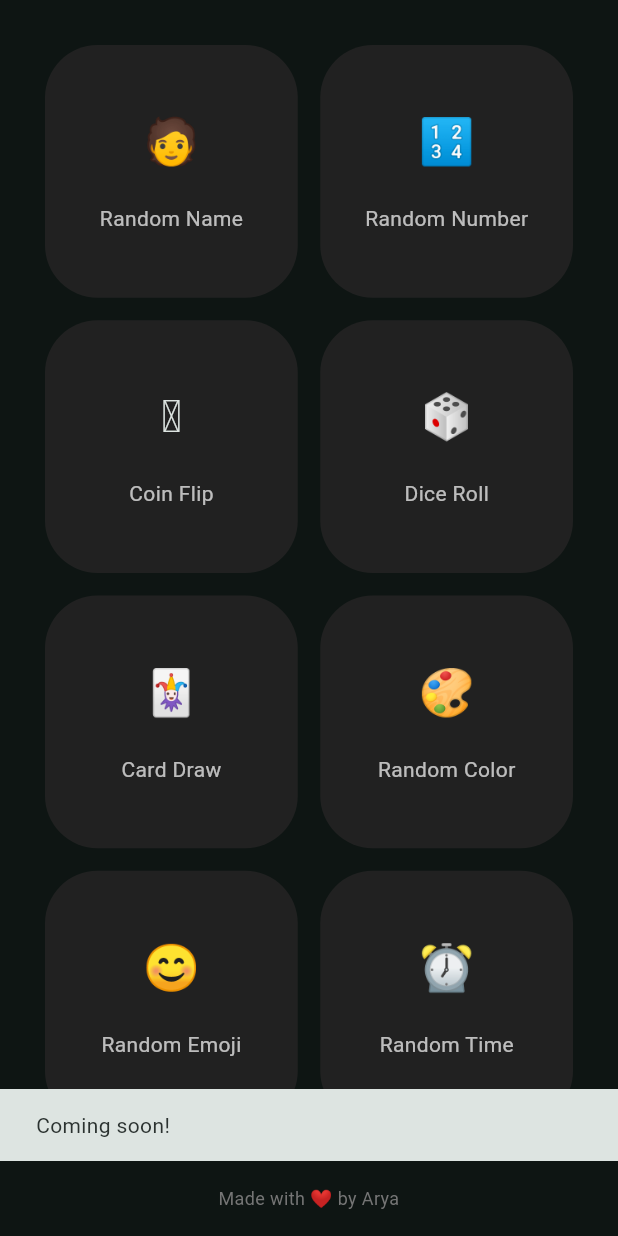
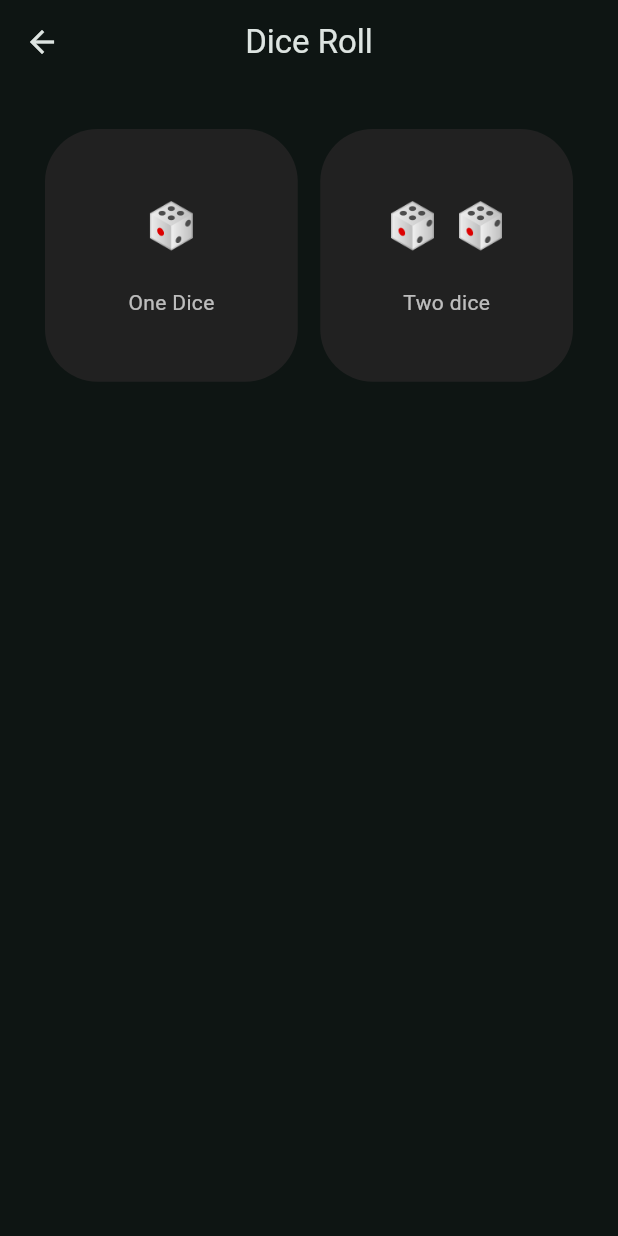
Before and after one commit to arya-sianati/Random-Picker, a Flutter app: the ItemsPage screen opened directly, after a tap on "Dice Roll", on a phone screen of 412 x 824 dp. Run offline on Flutter 3.47's test engine with Material 3 defaults, Android fonts, the phone set to English and light mode, and no system bars.

Commit message:
add dice roll

```diff
--- /dev/null
+++ b/lib/views/pages/dice roll/dice_roll_items.dart
@@ -0,0 +1,69 @@
+import 'package:flutter/material.dart';
+import 'package:random_picker/views/pages/dice%20roll/one_dice_roll.dart';
+import 'package:random_picker/views/pages/dice%20roll/two_dice_roll.dart';
+
+class DiceRoll extends StatelessWidget {
+  DiceRoll({super.key});
+
+  final List<Map<String, dynamic>> items = [
+    {'name': 'One Dice', 'desc': '🎲', 'destination': OneDiceRoll()},
+    {'name': 'Two dice', 'desc': '🎲 🎲', 'destination': TwoDiceRoll()},
+  ];
+
+  @override
+  Widget build(BuildContext context) {
+    return Scaffold(
+      appBar: AppBar(
+        title: const Text('Dice Roll'),
+        centerTitle: true,
+      ),
+      body: SafeArea(
+        child: Center(
+
+          child: GridView.count(
+            crossAxisCount: 2,
+            padding: const EdgeInsets.all(30),
+            crossAxisSpacing: 15,
+            mainAxisSpacing: 15,
+            children:
+                items.map((item) {
+                  return GestureDetector(
+                    onTap: () {
+                      Navigator.push(
+                        context,
+                        MaterialPageRoute(
+                          builder: (context) => item['destination'],
+                        ),
+                      );
+                    },
+                    child: Padding(
+                      padding: const EdgeInsets.all(0.0),
+                      child: Container(
+                        decoration: BoxDecoration(
+                          color: Colors.grey[900],
+                          borderRadius: BorderRadius.circular(35),
+                        ),
+                        child: Column(
+                          mainAxisAlignment: MainAxisAlignment.center,
+                          children: [
+                            Text(
+                              item['desc']!,
+                              style: const TextStyle(fontSize: 30),
+                            ),
+                            const SizedBox(height: 20),
+                            Text(
+                              item['name']!,
+                              style: const TextStyle(color: Colors.white70),
+                            ),
+                          ],
+                        ),
+                      ),
+                    ),
+                  );
+                }).toList(),
+          ),
+        ),
+      ),
+    );
+  }
+}
--- a/lib/views/pages/items_page.dart
+++ b/lib/views/pages/items_page.dart
@@ -1,16 +1,17 @@
 import 'package:flutter/material.dart';
 import 'package:random_picker/views/pages/coin%20flip/coin_flip.dart';
-import 'package:random_picker/views/pages/random%20name/random_name.dart';
-import 'package:random_picker/views/pages/random%20number/random_number.dart';
+import 'package:random_picker/views/pages/dice%20roll/dice_roll_items.dart';
+import 'package:random_picker/views/pages/random%20name/random_name_items.dart';
+import 'package:random_picker/views/pages/random%20number/random_number_items.dart';
 
 class ItemsPage extends StatelessWidget {
-  const ItemsPage({super.key});
+  ItemsPage({super.key});
 
-  final List<Map<String, dynamic>> items = const [
+  final List<Map<String, dynamic>> items = [
     {'name': 'Random Name', 'desc': '🧑', 'destination': RandomName()},
     {'name': 'Random Number', 'desc': '🔢', 'destination': RandomNumber()},
     {'name': 'Coin Flip', 'desc': '🪙', 'destination': CoinFlip()},
-    {'name': 'Dice Roll', 'desc': '🎲', 'destination': ''},
+    {'name': 'Dice Roll', 'desc': '🎲', 'destination': DiceRoll()},
     {'name': 'Card Draw', 'desc': '🃏', 'destination': ''},
     {'name': 'Random Color', 'desc': '🎨', 'destination': ''},
     {'name': 'Random Emoji', 'desc': '😊', 'destination': ''},
--- a/lib/views/pages/random name/random_name.dart
+++ b/lib/views/pages/random name/random_name_items.dart
@@ -1,7 +1,7 @@
 import 'package:flutter/material.dart';
 import 'dart:math';
 
-import 'package:random_picker/views/pages/random%20number/random_picker_page.dart';
+import 'package:random_picker/views/pages/random%20number/random_number_picker.dart';
 
 class RandomName extends StatefulWidget {
   const RandomName({super.key});
--- a/lib/views/pages/random number/random_number.dart
+++ b/lib/views/pages/random number/random_number_items.dart
@@ -1,7 +1,7 @@
 import 'package:flutter/material.dart';
 import 'dart:math';
 
-import 'package:random_picker/views/pages/random%20number/random_picker_page.dart';
+import 'package:random_picker/views/pages/random%20number/random_number_picker.dart';
 
 class RandomNumber extends StatefulWidget {
   const RandomNumber({super.key});
--- a/pubspec.yaml
+++ b/pubspec.yaml
@@ -61,6 +61,9 @@ flutter:
   assets:
     - assets/images/
     - assets/images/coin/
+    - assets/images/dice/
+    - assets/images/cards/
+
   #   - images/a_dot_burr.jpeg
   #   - images/a_dot_ham.jpeg
 
```
Also changed, not shown: lib/views/pages/dice roll/one_dice_roll.dart (added, +59 -0 lines), lib/views/pages/dice roll/two_dice_roll.dart (added, +69 -0 lines), assets/images/dice/1.png (added), assets/images/dice/2.png (added), assets/images/dice/3.png (added), assets/images/dice/4.png (added), assets/images/dice/5.png (added), assets/images/dice/6.png (added), lib/views/pages/random color/random_color_items.dart (added), lib/views/pages/random name/random_name_picker.dart (renamed from lib/views/pages/random name/random_picker_page.dart), lib/views/pages/random number/random_number_picker.dart (renamed from lib/views/pages/random number/random_picker_page.dart).
